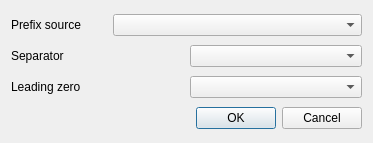
Qt form ui/wizard/ui_code_property.ui (gltn/stdm) before a commit.
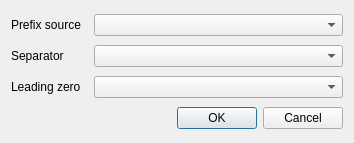
The same form after that commit.

Commit message: Updated changelog and auto generate code property dialog

Diff of the .ui file:
```diff
--- a/ui/wizard/ui_code_property.ui
+++ b/ui/wizard/ui_code_property.ui
@@ -6,7 +6,7 @@
    <rect>
     <x>0</x>
     <y>0</y>
-    <width>373</width>
+    <width>354</width>
     <height>143</height>
    </rect>
   </property>
@@ -75,7 +75,7 @@
       <widget class="QComboBox" name="separator_cbo">
        <property name="minimumSize">
         <size>
-         <width>150</width>
+         <width>249</width>
          <height>0</height>
         </size>
        </property>
@@ -102,7 +102,7 @@
        </property>
        <property name="minimumSize">
         <size>
-         <width>150</width>
+         <width>249</width>
          <height>0</height>
         </size>
        </property>
```
The commit also changes 2 other files.
